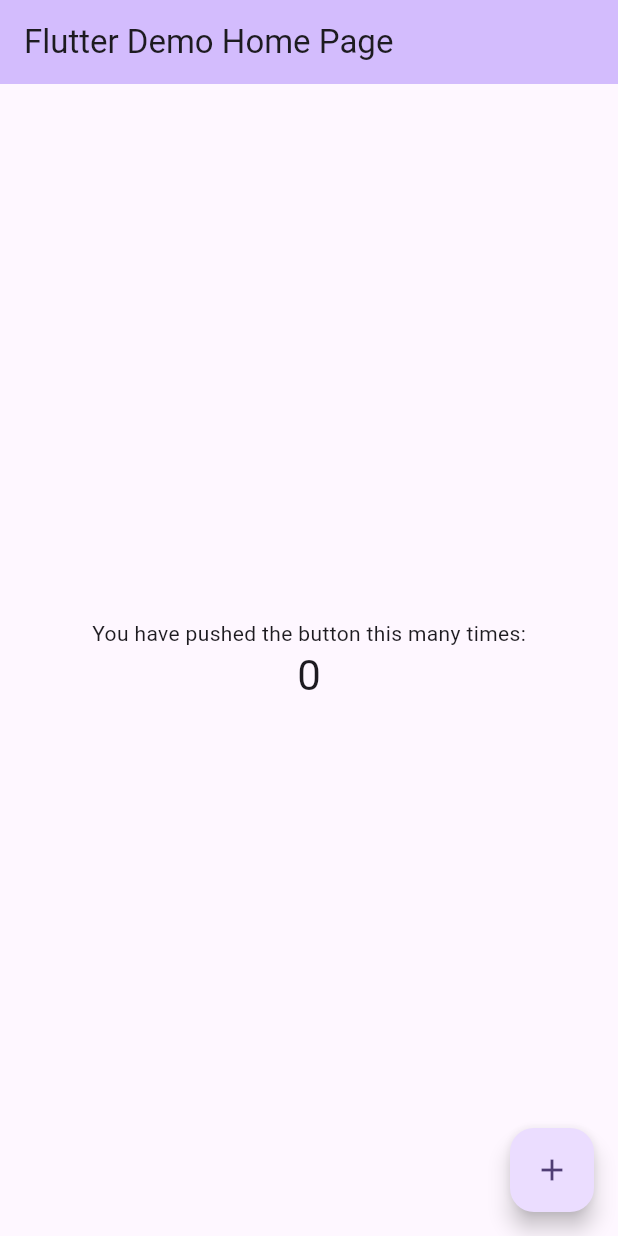
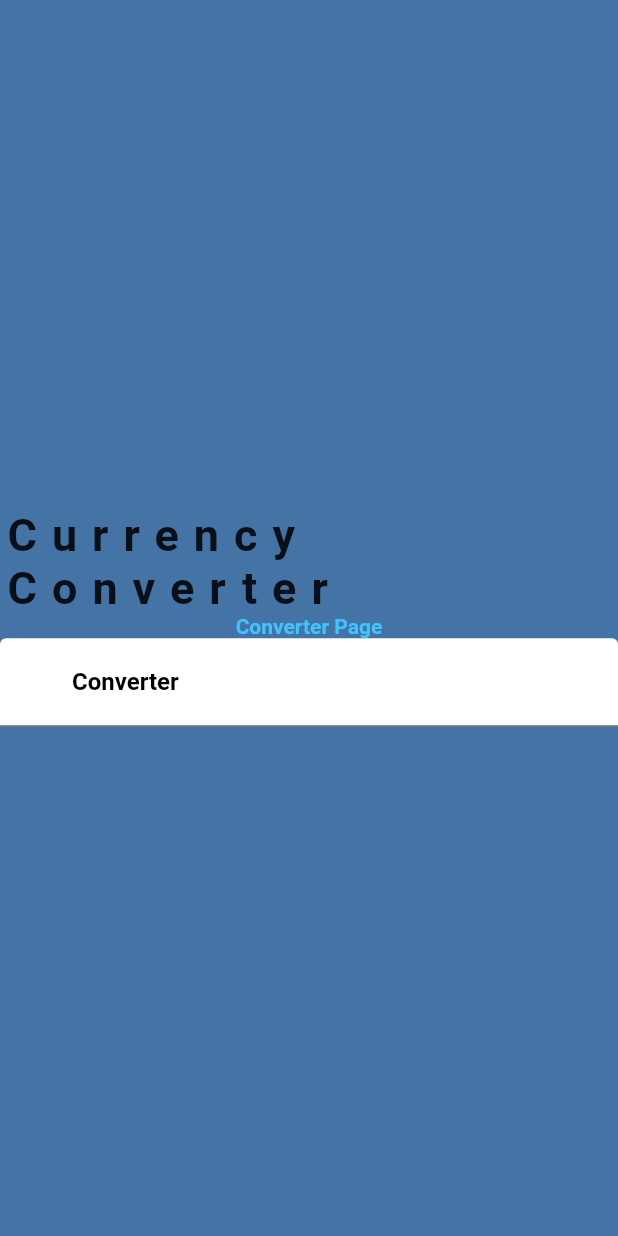
Before and after one commit to House197/Flutter, a Flutter app: the screen it shows after launch, on a phone screen of 412 x 824 dp. Run offline on Flutter 3.47's test engine with Material 2 defaults, Android fonts, the phone set to English and light mode, and no system bars.

Commit message:
Update notes and currency_converter code

```diff
--- /dev/null
+++ b/currency_converter/lib/currency_converter.dart
@@ -0,0 +1,60 @@
+import 'package:flutter/material.dart';
+
+class CurrencyConverterMaterialPage extends StatelessWidget {
+
+  const CurrencyConverterMaterialPage({super.key});
+
+  @override
+  Widget build(BuildContext context) {
+    return const Scaffold(
+      body: ColoredBox(
+        color: Colors.blueGrey, // Color de Center
+        child: Center(
+          child: ColoredBox(
+            color: Color.fromARGB(111, 32, 104, 199), // Color de Column
+            child: Column(
+              mainAxisAlignment: MainAxisAlignment.center,
+              crossAxisAlignment: CrossAxisAlignment.center,
+              children: [
+                Text('Currency Converter', style: TextStyle(
+                  fontSize: 30,
+                  fontWeight: FontWeight.bold,
+                  letterSpacing: 10
+                )),
+                Text('Converter Page', style: TextStyle(
+                  color: Colors.lightBlueAccent,
+                  fontWeight: FontWeight.bold
+                )),
+                TextField(
+                  style: TextStyle(
+                    fontWeight: FontWeight.bold
+                  ),
+                  decoration: InputDecoration(
+                    label: Text('Converter', style: TextStyle(color: Colors.black)),
+                    hintText: 'Enter the amount to be converted.',
+                    prefixText: 'Amount: ',
+                    prefixIcon: Icon(Icons.monetization_on),
+                    prefixIconColor: Colors.white,
+                    fillColor: Colors.white,
+                    filled: true,
+                    focusedBorder: OutlineInputBorder(
+                      borderSide: BorderSide(
+                        color: Colors.black,
+                        width: 2,
+                        style: BorderStyle.solid,
+                        strokeAlign: BorderSide.strokeAlignOutside
+                      ),
+                      borderRadius: BorderRadius.horizontal(
+                        left: Radius.circular(60)
+                        )
+                    )
+                  ),
+                )
+              ],
+            ),
+          ),
+        ),
+      ),
+    );
+  }
+}
--- a/currency_converter/lib/main.dart
+++ b/currency_converter/lib/main.dart
@@ -1,125 +1,26 @@
+import 'package:currency_converter/currency_converter.dart';
 import 'package:flutter/material.dart';
 
-void main() {
+void main () {
+  // MyApp lleva parentesis porque es una clase, por lo que se esta creando una instancia
+  // const indica que el constructor es una constante en el compile time, lo cual indica a Flutter que la instancia de Widget creada no debe ser recreada cada vez. Se debe recrear solo una vez.
   runApp(const MyApp());
 }
 
+// Todos los Widget son clases
 class MyApp extends StatelessWidget {
-  const MyApp({super.key});
 
-  // This widget is the root of your application.
+  // Se crea el constructor de la clase para pasar la Key solicitadas por StatelessWidge, la cual se la pasa a la clase Widget que extiende.
+  const MyApp({super.key}); // Opcionalmente se toman parametros del constructor y se pasan al Widet que se extiende.
+  // super.key es un shorthand de lo siguiente:
+  // const MyApp({Key? key}) : super(key: key);
+
   @override
   Widget build(BuildContext context) {
-    return MaterialApp(
-      title: 'Flutter Demo',
-      theme: ThemeData(
-        // This is the theme of your application.
-        //
-        // TRY THIS: Try running your application with "flutter run". You'll see
-        // the application has a blue toolbar. Then, without quitting the app,
-        // try changing the seedColor in the colorScheme below to Colors.green
-        // and then invoke "hot reload" (save your changes or press the "hot
-        // reload" button in a Flutter-supported IDE, or press "r" if you used
-        // the command line to start the app).
-        //
-        // Notice that the counter didn't reset back to zero; the application
-        // state is not lost during the reload. To reset the state, use hot
-        // restart instead.
-        //
-        // This works for code too, not just values: Most code changes can be
-        // tested with just a hot reload.
-        colorScheme: ColorScheme.fromSeed(seedColor: Colors.deepPurple),
-        useMaterial3: true,
-      ),
-      home: const MyHomePage(title: 'Flutter Demo Home Page'),
+    // Se usa el design dado por Google, por lo que se retorna MaterialApp
+    return const MaterialApp(
+      // Se requiere de la propiedad home, la cual requiere de Scaffold que necesita la propiedad de body.
+      home: CurrencyConverterMaterialPage()
     );
   }
 }
-
-class MyHomePage extends StatefulWidget {
-  const MyHomePage({super.key, required this.title});
-
-  // This widget is the home page of your application. It is stateful, meaning
-  // that it has a State object (defined below) that contains fields that affect
-  // how it looks.
-
-  // This class is the configuration for the state. It holds the values (in this
-  // case the title) provided by the parent (in this case the App widget) and
-  // used by the build method of the State. Fields in a Widget subclass are
-  // always marked "final".
-
-  final String title;
-
-  @override
-  State<MyHomePage> createState() => _MyHomePageState();
-}
-
-class _MyHomePageState extends State<MyHomePage> {
-  int _counter = 0;
-
-  void _incrementCounter() {
-    setState(() {
-      // This call to setState tells the Flutter framework that something has
-      // changed in this State, which causes it to rerun the build method below
-      // so that the display can reflect the updated values. If we changed
-      // _counter without calling setState(), then the build method would not be
-      // called again, and so nothing would appear to happen.
-      _counter++;
-    });
-  }
-
-  @override
-  Widget build(BuildContext context) {
-    // This method is rerun every time setState is called, for instance as done
-    // by the _incrementCounter method above.
-    //
-    // The Flutter framework has been optimized to make rerunning build methods
-    // fast, so that you can just rebuild anything that needs updating rather
-    // than having to individually change instances of widgets.
-    return Scaffold(
-      appBar: AppBar(
-        // TRY THIS: Try changing the color here to a specific color (to
-        // Colors.amber, perhaps?) and trigger a hot reload to see the AppBar
-        // change color while the other colors stay the same.
-        backgroundColor: Theme.of(context).colorScheme.inversePrimary,
-        // Here we take the value from the MyHomePage object that was created by
-        // the App.build method, and use it to set our appbar title.
-        title: Text(widget.title),
-      ),
-      body: Center(
-        // Center is a layout widget. It takes a single child and positions it
-        // in the middle of the parent.
-        child: Column(
-          // Column is also a layout widget. It takes a list of children and
-          // arranges them vertically. By default, it sizes itself to fit its
-          // children horizontally, and tries to be as tall as its parent.
-          //
-          // Column has various properties to control how it sizes itself and
-          // how it positions its children. Here we use mainAxisAlignment to
-          // center the children vertically; the main axis here is the vertical
-          // axis because Columns are vertical (the cross axis would be
-          // horizontal).
-          //
-          // TRY THIS: Invoke "debug painting" (choose the "Toggle Debug Paint"
-          // action in the IDE, or press "p" in the console), to see the
-          // wireframe for each widget.
-          mainAxisAlignment: MainAxisAlignment.center,
-          children: <Widget>[
-            const Text(
-              'You have pushed the button this many times:',
-            ),
-            Text(
-              '$_counter',
-              style: Theme.of(context).textTheme.headlineMedium,
-            ),
-          ],
-        ),
-      ),
-      floatingActionButton: FloatingActionButton(
-        onPressed: _incrementCounter,
-        tooltip: 'Increment',
-        child: const Icon(Icons.add),
-      ), // This trailing comma makes auto-formatting nicer for build methods.
-    );
-  }
-}
```
Also changed, not shown: 1 other file.
